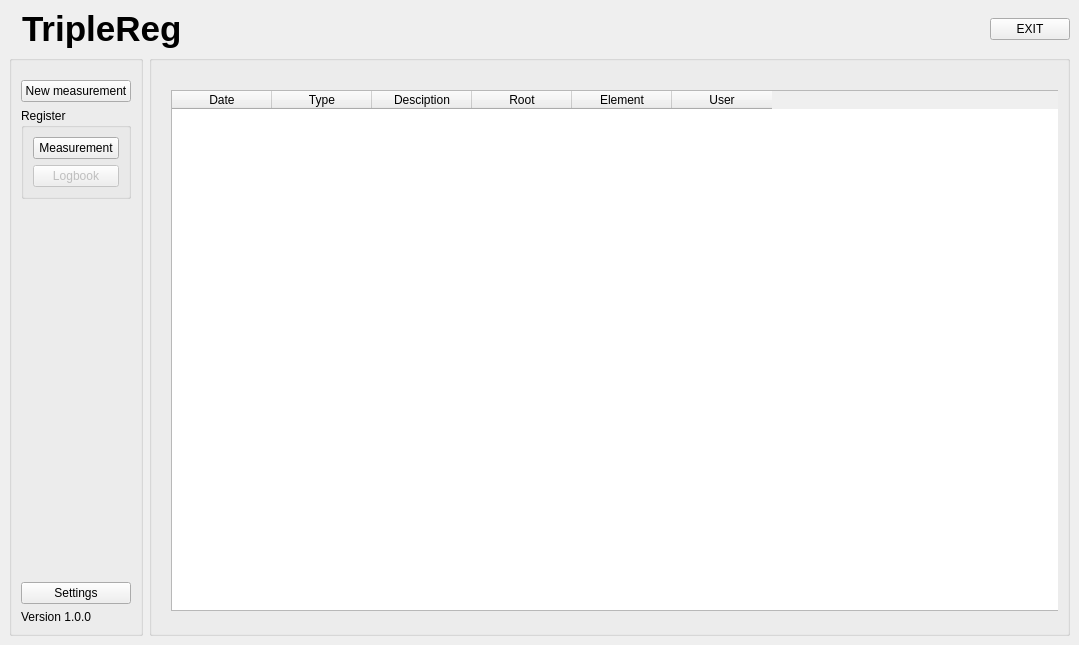
This is TripleReg/mainwindow.ui in ziemastz/SL as Qt 5 draws it before an edit. The edited form follows.
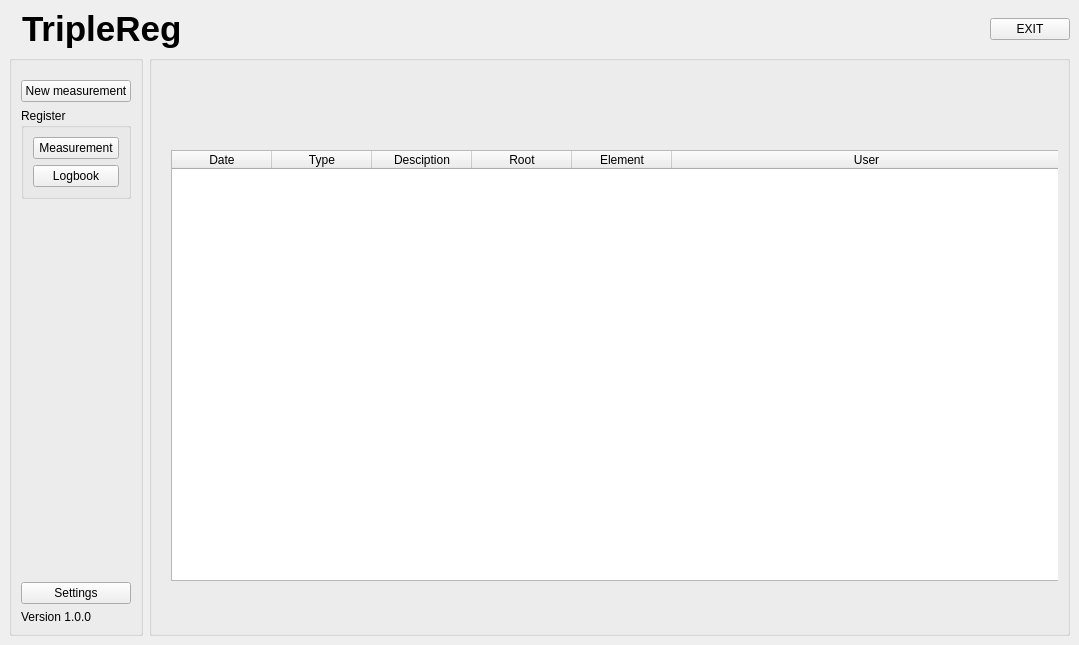
This is the edited form. The open tabs and pages were chosen to show the change. Icons and pictures are not drawn.

Patch:
```diff
--- a/TripleReg/mainwindow.ui
+++ b/TripleReg/mainwindow.ui
@@ -1170,11 +1170,35 @@
            <property name="geometry">
             <rect>
              <x>10</x>
-             <y>20</y>
+             <y>80</y>
              <width>891</width>
-             <height>521</height>
+             <height>431</height>
             </rect>
            </property>
+           <property name="editTriggers">
+            <set>QAbstractItemView::NoEditTriggers</set>
+           </property>
+           <property name="alternatingRowColors">
+            <bool>true</bool>
+           </property>
+           <property name="selectionMode">
+            <enum>QAbstractItemView::SingleSelection</enum>
+           </property>
+           <property name="selectionBehavior">
+            <enum>QAbstractItemView::SelectRows</enum>
+           </property>
+           <property name="sortingEnabled">
+            <bool>true</bool>
+           </property>
+           <attribute name="horizontalHeaderStretchLastSection">
+            <bool>true</bool>
+           </attribute>
+           <attribute name="verticalHeaderVisible">
+            <bool>false</bool>
+           </attribute>
+           <attribute name="verticalHeaderDefaultSectionSize">
+            <number>23</number>
+           </attribute>
            <column>
             <property name="text">
              <string>Date</string>
@@ -1199,11 +1223,17 @@
             <property name="text">
              <string>Element</string>
             </property>
+            <property name="textAlignment">
+             <set>AlignCenter</set>
+            </property>
            </column>
            <column>
             <property name="text">
              <string>User</string>
             </property>
+            <property name="textAlignment">
+             <set>AlignCenter</set>
+            </property>
            </column>
           </widget>
          </widget>
@@ -2321,7 +2351,7 @@
             <item>
              <widget class="QPushButton" name="logbook_pushButton">
               <property name="enabled">
-               <bool>false</bool>
+               <bool>true</bool>
               </property>
               <property name="text">
                <string>Logbook</string>
```
Left out of the diff: 2 changed lines with no effect on the pictures.
